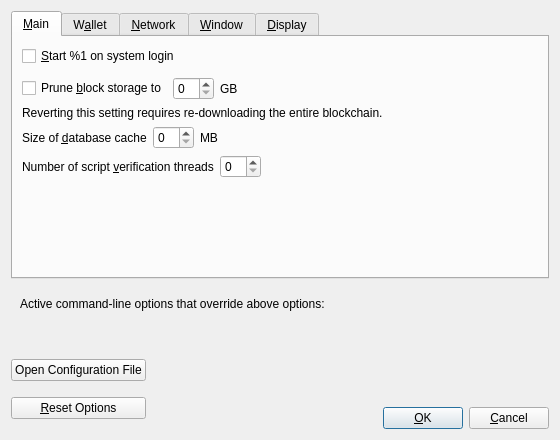
iobond/aib, file src/qt/forms/optionsdialog.ui: the form before one commit.
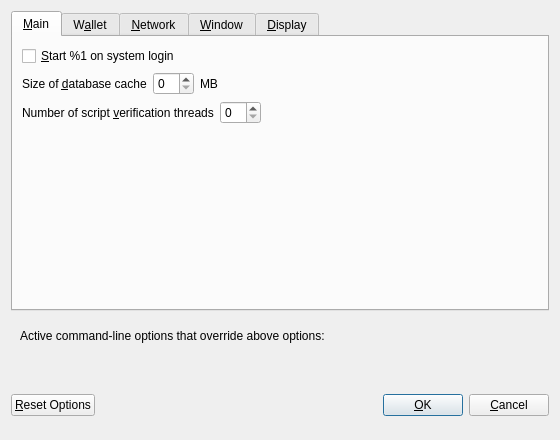
The form after the commit. Custom widgets are drawn as their Qt base class.

```diff
--- a/src/qt/forms/optionsdialog.ui
+++ b/src/qt/forms/optionsdialog.ui
@@ -37,69 +37,6 @@
          </property>
         </widget>
        </item>
-       <item>
-        <spacer name="horizontalSpacer_0_Main">
-         <property name="orientation">
-          <enum>Qt::Horizontal</enum>
-         </property>
-         <property name="sizeHint" stdset="0">
-          <size>
-           <width>40</width>
-           <height>5</height>
-          </size>
-         </property>
-        </spacer>
-       </item>
-       <item>
-       <layout class="QHBoxLayout" name="horizontalLayout_Main_Prune">
-        <item>
-         <widget class="QCheckBox" name="prune">
-          <property name="toolTip">
-           <string>Disables some advanced features but all blocks will still be fully validated. Reverting this setting requires re-downloading the entire blockchain. Actual disk usage may be somewhat higher.</string>
-          </property>
-          <property name="text">
-           <string>Prune &amp;block storage to</string>
-          </property>
-         </widget>
-        </item>
-        <item>
-         <widget class="QSpinBox" name="pruneSize"/>
-        </item>
-         <item>
-          <widget class="QLabel" name="pruneSizeUnitLabel">
-           <property name="text">
-            <string>GB</string>
-           </property>
-           <property name="textFormat">
-            <enum>Qt::PlainText</enum>
-           </property>
-          </widget>
-         </item>
-         <item>
-          <spacer name="horizontalSpacer_Main_Prune">
-           <property name="orientation">
-            <enum>Qt::Horizontal</enum>
-           </property>
-           <property name="sizeHint" stdset="0">
-            <size>
-             <width>40</width>
-             <height>20</height>
-            </size>
-           </property>
-          </spacer>
-         </item>
-        </layout>
-       </item>
-       <item>
-        <widget class="QLabel" name="pruneWarning">
-         <property name="text">
-          <string>Reverting this setting requires re-downloading the entire blockchain.</string>
-         </property>
-         <property name="textFormat">
-          <enum>Qt::PlainText</enum>
-         </property>
-        </widget>
-       </item>
        <item>
         <layout class="QHBoxLayout" name="horizontalLayout_2_Main">
          <item>
@@ -755,21 +692,6 @@
    <item>
     <layout class="QHBoxLayout" name="horizontalLayout_Buttons">
      <item>
-      <layout class="QVBoxLayout" name="verticalLayout_Buttons">
-       <item>
-        <widget class="QPushButton" name="openBitcoinConfButton">
-         <property name="toolTip">
-          <string>Open the %1 configuration file from the working directory.</string>
-         </property>
-         <property name="text">
-          <string>Open Configuration File</string>
-         </property>
-         <property name="autoDefault">
-          <bool>false</bool>
-         </property>
-        </widget>
-       </item>
-       <item>
         <widget class="QPushButton" name="resetButton">
          <property name="toolTip">
           <string>Reset all client options to default.</string>
@@ -782,8 +704,6 @@
          </property>
         </widget>
        </item>
-      </layout>
-     </item>
      <item>
       <spacer name="horizontalSpacer_1">
        <property name="orientation">
@@ -836,23 +756,6 @@
       </spacer>
      </item>
      <item>
-      <layout class="QVBoxLayout" name="verticalLayout_4">
-       <item>
-        <spacer name="verticalSpacer">
-         <property name="orientation">
-          <enum>Qt::Vertical</enum>
-         </property>
-         <property name="sizeHint" stdset="0">
-          <size>
-           <width>20</width>
-           <height>40</height>
-          </size>
-         </property>
-        </spacer>
-       </item>
-       <item>
-        <layout class="QHBoxLayout" name="horizontalLayout">
-         <item>
           <widget class="QPushButton" name="okButton">
            <property name="text">
             <string>&amp;OK</string>
@@ -878,10 +781,6 @@
         </layout>
        </item>
       </layout>
-     </item>
-    </layout>
-   </item>
-  </layout>
  </widget>
  <customwidgets>
   <customwidget>
```
Left out of the diff: 32 changed lines with no effect on the pictures. Lines whose indentation alone changed are shown as unchanged.
